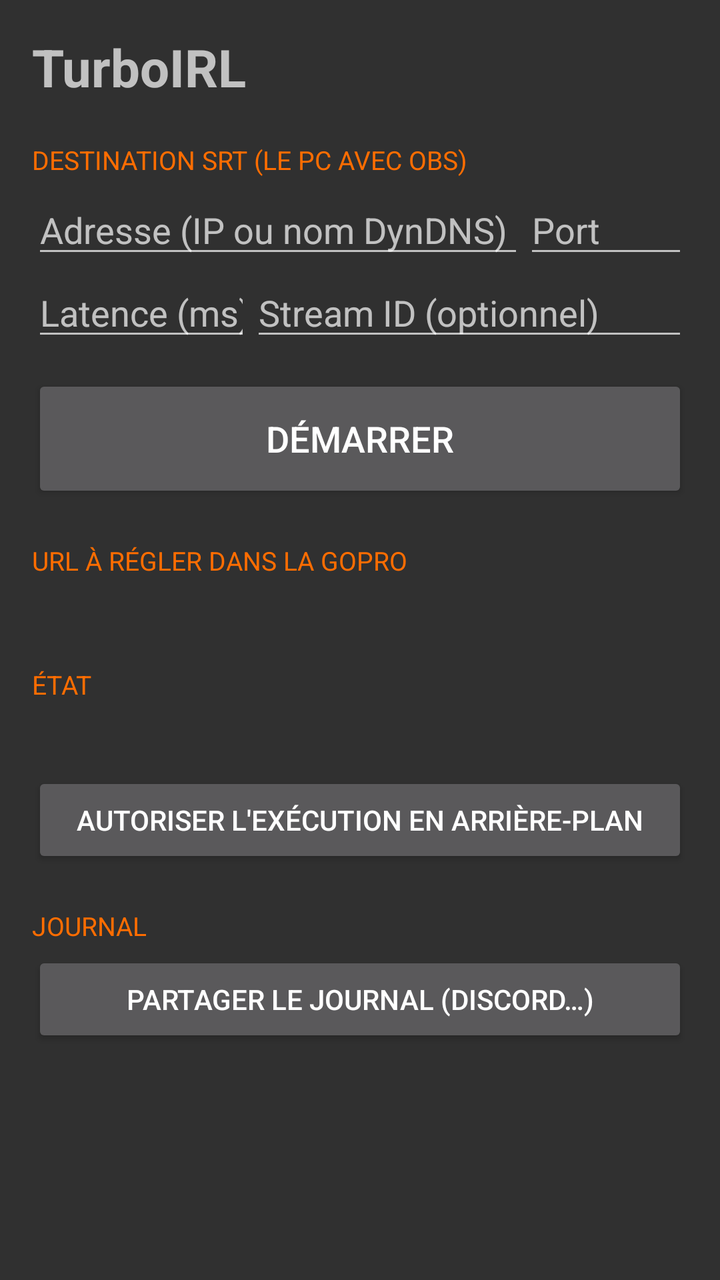
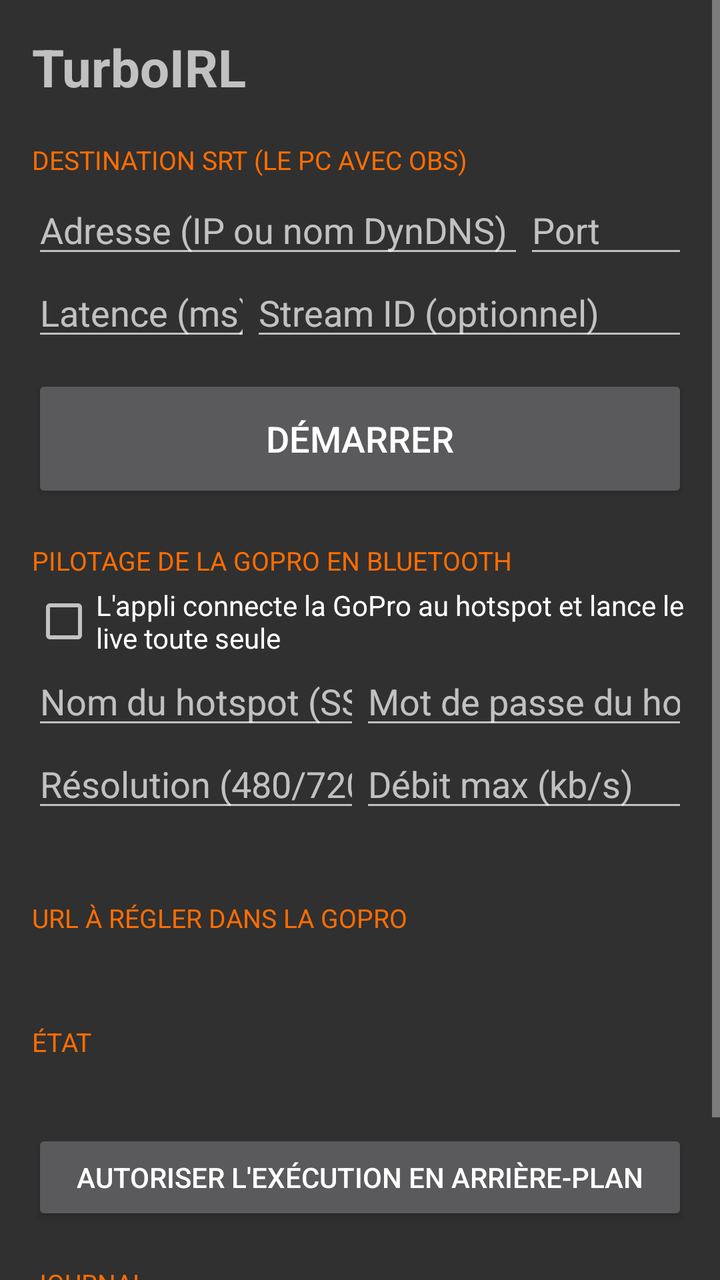

Screens rendered from an Android XML layout before and after an edit, with the pre-edit source and the edit as a unified diff.
<!-- AndroidManifest.xml: application theme AppTheme -->
<!-- res/layout/activity_main.xml -->
<?xml version="1.0" encoding="utf-8"?>
<ScrollView xmlns:android="http://schemas.android.com/apk/res/android"
    android:layout_width="match_parent"
    android:layout_height="match_parent"
    android:fitsSystemWindows="true">

    <LinearLayout
        android:layout_width="match_parent"
        android:layout_height="wrap_content"
        android:orientation="vertical"
        android:padding="16dp">

        <TextView
            android:layout_width="wrap_content"
            android:layout_height="wrap_content"
            android:text="TurboIRL"
            android:textSize="26sp"
            android:textStyle="bold" />

        <TextView
            style="@style/SectionTitle"
            android:text="Destination SRT (le PC avec OBS)" />

        <LinearLayout
            android:layout_width="match_parent"
            android:layout_height="wrap_content"
            android:orientation="horizontal">

            <EditText
                android:id="@+id/srtHost"
                android:layout_width="0dp"
                android:layout_height="wrap_content"
                android:layout_weight="3"
                android:hint="Adresse (IP ou nom DynDNS)"
                android:importantForAutofill="no"
                android:inputType="textUri"
                android:singleLine="true" />

            <EditText
                android:id="@+id/srtPort"
                android:layout_width="0dp"
                android:layout_height="wrap_content"
                android:layout_weight="1"
                android:hint="Port"
                android:importantForAutofill="no"
                android:inputType="number"
                android:singleLine="true" />
        </LinearLayout>

        <LinearLayout
            android:layout_width="match_parent"
            android:layout_height="wrap_content"
            android:orientation="horizontal">

            <EditText
                android:id="@+id/srtLatency"
                android:layout_width="0dp"
                android:layout_height="wrap_content"
                android:layout_weight="1"
                android:hint="Latence (ms)"
                android:importantForAutofill="no"
                android:inputType="number"
                android:singleLine="true" />

            <EditText
                android:id="@+id/srtStreamId"
                android:layout_width="0dp"
                android:layout_height="wrap_content"
                android:layout_weight="2"
                android:hint="Stream ID (optionnel)"
                android:importantForAutofill="no"
                android:inputType="textNoSuggestions"
                android:singleLine="true" />
        </LinearLayout>

        <Button
            android:id="@+id/toggle"
            android:layout_width="match_parent"
            android:layout_height="64dp"
            android:layout_marginTop="12dp"
            android:text="Démarrer"
            android:textSize="18sp" />

        <TextView
            style="@style/SectionTitle"
            android:text="URL à régler dans la GoPro" />

        <TextView
            android:id="@+id/rtmpUrl"
            android:layout_width="match_parent"
            android:layout_height="wrap_content"
            android:fontFamily="monospace"
            android:textIsSelectable="true"
            android:textSize="15sp" />

        <TextView
            style="@style/SectionTitle"
            android:text="État" />

        <TextView
            android:id="@+id/status"
            android:layout_width="match_parent"
            android:layout_height="wrap_content"
            android:fontFamily="monospace"
            android:textSize="14sp" />

        <Button
            android:id="@+id/battery"
            android:layout_width="match_parent"
            android:layout_height="wrap_content"
            android:layout_marginTop="12dp"
            android:text="Autoriser l'exécution en arrière-plan" />

        <TextView
            style="@style/SectionTitle"
            android:text="Journal" />

        <Button
            android:id="@+id/share"
            android:layout_width="match_parent"
            android:layout_height="wrap_content"
            android:text="Partager le journal (Discord…)" />

        <TextView
            android:id="@+id/log"
            android:layout_width="match_parent"
            android:layout_height="wrap_content"
            android:fontFamily="monospace"
            android:textIsSelectable="true"
            android:textSize="11sp" />
    </LinearLayout>
</ScrollView>
<!-- resources referenced by this layout -->
<resources>
  <style name="SectionTitle">
          <item name="android:layout_width">wrap_content</item>
          <item name="android:layout_height">wrap_content</item>
          <item name="android:layout_marginTop">20dp</item>
          <item name="android:layout_marginBottom">4dp</item>
          <item name="android:textColor">#FF6D00</item>
          <item name="android:textSize">13sp</item>
          <item name="android:textAllCaps">true</item>
      </style>
  <style name="AppTheme" parent="android:Theme.Material.NoActionBar">
          <item name="android:colorAccent">#FF6D00</item>
      </style>
</resources>

<!-- the commit's change to res/layout/activity_main.xml (unified diff, before → after) -->
@@ -83,6 +83,75 @@
 
         <TextView
             style="@style/SectionTitle"
+            android:text="Pilotage de la GoPro en Bluetooth" />
+
+        <CheckBox
+            android:id="@+id/goproEnabled"
+            android:layout_width="match_parent"
+            android:layout_height="wrap_content"
+            android:text="L'appli connecte la GoPro au hotspot et lance le live toute seule" />
+
+        <LinearLayout
+            android:layout_width="match_parent"
+            android:layout_height="wrap_content"
+            android:orientation="horizontal">
+
+            <EditText
+                android:id="@+id/goproSsid"
+                android:layout_width="0dp"
+                android:layout_height="wrap_content"
+                android:layout_weight="1"
+                android:hint="Nom du hotspot (SSID)"
+                android:importantForAutofill="no"
+                android:inputType="textNoSuggestions"
+                android:singleLine="true" />
+
+            <EditText
+                android:id="@+id/goproPassword"
+                android:layout_width="0dp"
+                android:layout_height="wrap_content"
+                android:layout_weight="1"
+                android:hint="Mot de passe du hotspot"
+                android:importantForAutofill="no"
+                android:inputType="textVisiblePassword"
+                android:singleLine="true" />
+        </LinearLayout>
+
+        <LinearLayout
+            android:layout_width="match_parent"
+            android:layout_height="wrap_content"
+            android:orientation="horizontal">
+
+            <EditText
+                android:id="@+id/goproResolution"
+                android:layout_width="0dp"
+                android:layout_height="wrap_content"
+                android:layout_weight="1"
+                android:hint="Résolution (480/720/1080)"
+                android:importantForAutofill="no"
+                android:inputType="number"
+                android:singleLine="true" />
+
+            <EditText
+                android:id="@+id/goproMaxKbps"
+                android:layout_width="0dp"
+                android:layout_height="wrap_content"
+                android:layout_weight="1"
+                android:hint="Débit max (kb/s)"
+                android:importantForAutofill="no"
+                android:inputType="number"
+                android:singleLine="true" />
+        </LinearLayout>
+
+        <TextView
+            android:id="@+id/goproStatus"
+            android:layout_width="match_parent"
+            android:layout_height="wrap_content"
+            android:fontFamily="monospace"
+            android:textSize="14sp" />
+
+        <TextView
+            style="@style/SectionTitle"
             android:text="URL à régler dans la GoPro" />
 
         <TextView
